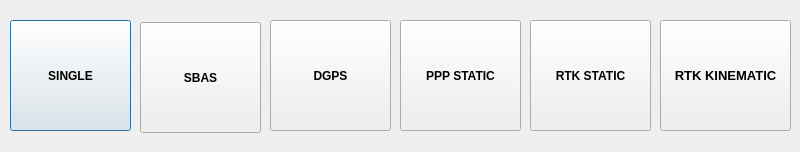
Qt form RTKBASE/options1.ui (Francklin2/RTKLIB_Touchscreen_GUI) before a commit.
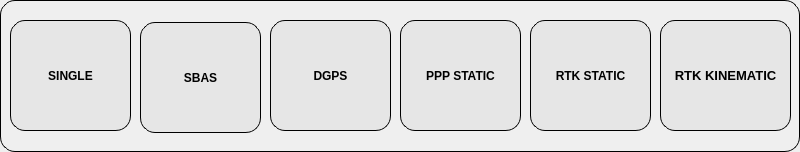
The same form after that commit.

Commit message: New graphics with round button,changed some buttonand windows names

Diff of the .ui file:
```diff
--- a/RTKBASE/options1.ui
+++ b/RTKBASE/options1.ui
@@ -13,6 +13,11 @@
   <property name="windowTitle">
    <string>Dialog</string>
   </property>
+  <property name="styleSheet">
+   <string notr="true">border-radius: 15px;
+border: 1px solid black;
+</string>
+  </property>
   <widget class="QPushButton" name="SingleButton">
    <property name="geometry">
     <rect>
@@ -28,6 +33,11 @@
      <bold>true</bold>
     </font>
    </property>
+   <property name="styleSheet">
+    <string notr="true">border-radius: 15px;
+border: 1px solid black;
+background-color: rgb(230, 230, 230);</string>
+   </property>
    <property name="text">
     <string>SINGLE</string>
    </property>
@@ -47,6 +57,11 @@
      <bold>true</bold>
     </font>
    </property>
+   <property name="styleSheet">
+    <string notr="true">border-radius: 15px;
+border: 1px solid black;
+background-color: rgb(230, 230, 230);</string>
+   </property>
    <property name="text">
     <string>PPP STATIC</string>
    </property>
@@ -66,6 +81,11 @@
      <bold>true</bold>
     </font>
    </property>
+   <property name="styleSheet">
+    <string notr="true">border-radius: 15px;
+border: 1px solid black;
+background-color: rgb(230, 230, 230);</string>
+   </property>
    <property name="text">
     <string>DGPS</string>
    </property>
@@ -85,6 +105,11 @@
      <bold>true</bold>
     </font>
    </property>
+   <property name="styleSheet">
+    <string notr="true">border-radius: 15px;
+border: 1px solid black;
+background-color: rgb(230, 230, 230);</string>
+   </property>
    <property name="text">
     <string>RTK STATIC</string>
    </property>
@@ -105,6 +130,11 @@
      <bold>true</bold>
     </font>
    </property>
+   <property name="styleSheet">
+    <string notr="true">border-radius: 15px;
+border: 1px solid black;
+background-color: rgb(230, 230, 230);</string>
+   </property>
    <property name="text">
     <string>RTK KINEMATIC</string>
    </property>
@@ -124,6 +154,11 @@
      <bold>true</bold>
     </font>
    </property>
+   <property name="styleSheet">
+    <string notr="true">border-radius: 15px;
+border: 1px solid black;
+background-color: rgb(230, 230, 230);</string>
+   </property>
    <property name="text">
     <string>SBAS</string>
    </property>
```
The commit also changes 5 other files.
